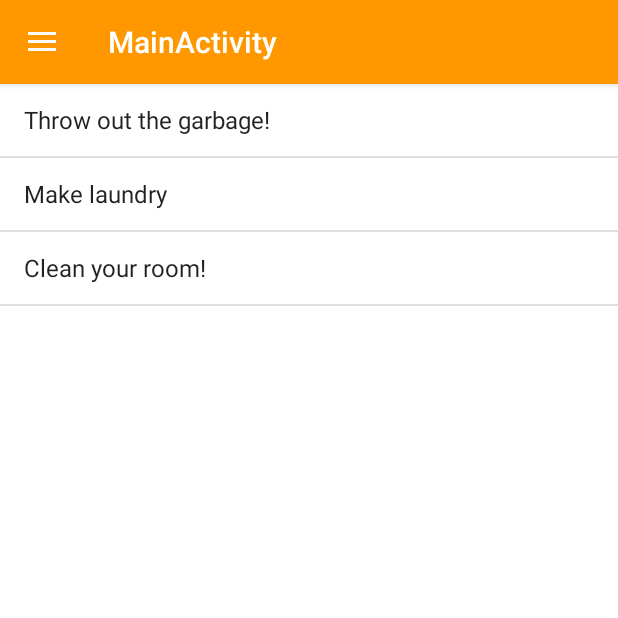
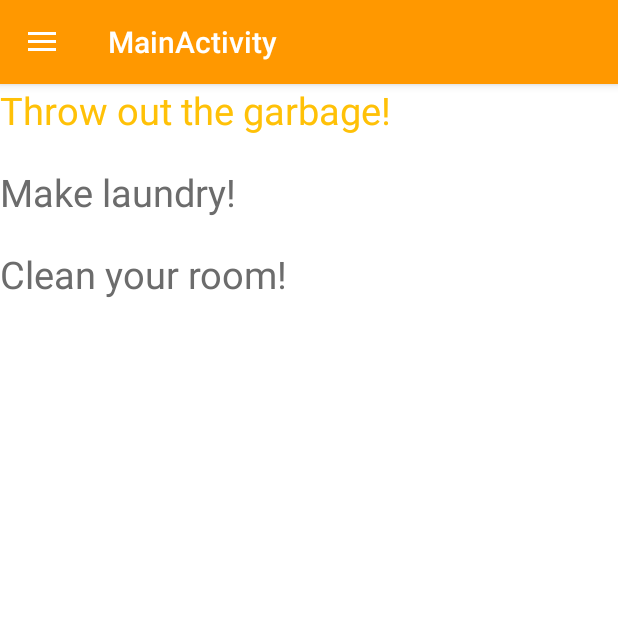
Before and after one commit to GMurtas/HouseCoachApp, an Android app: the screen it shows after launch (MainActivity), in the side drawer, after a tap on "Tasks", on a phone screen of 412 x 824 dp, the top half of it. Run offline under Robolectric (Android 15) with nearby library versions, the phone set to English and light mode, and no system bars; 1 statement that could not run was skipped.

Commit message:
Keeping it simple -no listViews

```diff
--- a/app/src/main/AndroidManifest.xml
+++ b/app/src/main/AndroidManifest.xml
@@ -19,7 +19,7 @@
                 <category android:name="android.intent.category.LAUNCHER" />
             </intent-filter>
         </activity>
-        <activity android:name=".LoginActivity"></activity>
+        <activity android:name=".LoginActivity" />
     </application>
 
 </manifest>
--- a/app/src/main/java/com/example/giuliam/housecoach/MainActivity.java
+++ b/app/src/main/java/com/example/giuliam/housecoach/MainActivity.java
@@ -71,7 +71,7 @@ public class MainActivity extends AppCompatActivity
 
 
 
-       if(fragment != null){
+        if(fragment != null){
             cleanL.setVisibility(View.GONE);
             FragmentManager fragmentManager = getSupportFragmentManager();
             FragmentTransaction ft = fragmentManager.beginTransaction();
--- a/app/src/main/java/com/example/giuliam/housecoach/TasksFragment.java
+++ b/app/src/main/java/com/example/giuliam/housecoach/TasksFragment.java
@@ -1,6 +1,7 @@
 package com.example.giuliam.housecoach;
 
 import android.app.Fragment;
+import android.graphics.Color;
 import android.os.Bundle;
 import android.support.annotation.NonNull;
 import android.support.annotation.Nullable;
@@ -9,27 +10,24 @@ import android.view.View;
 import android.view.ViewGroup;
 import android.widget.ArrayAdapter;
 import android.widget.ListView;
+import android.widget.TextView;
+
+
 
 public class TasksFragment extends android.support.v4.app.Fragment {
+
 
     @Nullable
     @Override
     public View onCreateView(@NonNull LayoutInflater inflater, @Nullable ViewGroup container, @Nullable Bundle savedInstanceState) {
         View view = inflater.inflate(R.layout.fragment_tasks, null);
+        TextView task1 = view.findViewById(R.id.task1);
+        TextView task2 = view.findViewById(R.id.task2);
+        TextView task3 = view.findViewById(R.id.task3);
+        int i = 2;
+        if (i == 2)
+            task1.setTextColor(getResources().getColor(R.color.colorAccent));
 
-        String[] taskItems = {"Throw out the garbage!",
-                                "Make laundry",
-                                "Clean your room!" };
-
-        ListView list = view.findViewById(R.id.TaskList);
-
-        ArrayAdapter<String> listViewAdapter = new ArrayAdapter<String>(
-                getActivity(),
-                android.R.layout.simple_list_item_1,
-                taskItems
-        );
-
-        list.setAdapter(listViewAdapter);
         return view;
 
     }
--- a/app/src/main/res/layout/fragment_tasks.xml
+++ b/app/src/main/res/layout/fragment_tasks.xml
@@ -1,13 +1,40 @@
 <?xml version="1.0" encoding="utf-8"?>
 <RelativeLayout xmlns:android="http://schemas.android.com/apk/res/android"
     android:layout_width="match_parent"
-    android:layout_height="match_parent">
+    android:layout_height="match_parent"
+    android:orientation="vertical">
+
+    <TextView
+        android:id="@+id/task1"
+        android:layout_width="wrap_content"
+        android:layout_height="wrap_content"
+        android:text="Throw out the garbage!"
+        android:textSize="25sp"
+        android:textColor="@color/darkgray"
+        />
+
+    <TextView
+        android:id="@+id/task2"
+        android:layout_width="wrap_content"
+        android:layout_height="wrap_content"
+        android:text="Make laundry!"
+        android:layout_below="@id/task1"
+        android:layout_marginTop="20dp"
+        android:textSize="25sp"
+        android:textColor="@color/darkgray"
+        />
+
+    <TextView
+        android:id="@+id/task3"
+        android:layout_width="wrap_content"
+        android:layout_height="wrap_content"
+        android:text="Clean your room!"
+        android:layout_below="@id/task2"
+        android:layout_marginTop="20dp"
+        android:textSize="25sp"
+        android:textColor="@color/darkgray"
+        />
 
 
-    <ListView
-        android:id="@+id/TaskList"
-        android:layout_width="match_parent"
-        android:layout_height="match_parent"
-        android:layout_alignParentLeft="true"
-        android:layout_alignParentTop="true" />
+
 </RelativeLayout>
--- a/app/src/main/res/values/colors.xml
+++ b/app/src/main/res/values/colors.xml
@@ -5,4 +5,6 @@
     <color name="colorAccent">#FFC107</color>
     <color name="white">#ffffff</color>
     <color name="darkgray">#6c6c6c</color>
+    <color name="red">#FF0000</color>
+    <color name="green">#008000</color>
 </resources>
--- a/app/src/main/res/values/strings.xml
+++ b/app/src/main/res/values/strings.xml
@@ -13,4 +13,10 @@
     <string name="login">Login</string>
     <string name="reg">Register</string>
     <string name="register_here">Register Here</string>
+    <string name="facebook_app_id">221623114699507</string>
+
+    <string name="user_exists">User already logged in</string>
+    <string name="sign_in_facebook">Log in with Facebook</string>
+    <string name="sign_in_google">Log in with Google</string>
+    <string name="logout_text">Log out</string>
 </resources>
```
Also changed, not shown: app/src/main/java/com/example/giuliam/housecoach/ItemGadget.java (deleted, +0 -42 lines), app/src/main/java/com/example/giuliam/housecoach/LoginActivity.java (deleted, +0 -13 lines), app/src/main/java/com/example/giuliam/housecoach/listAdapter.java (deleted, +0 -76 lines), app/src/main/res/layout/activity_login.xml (deleted, +0 -9 lines), app/src/main/res/layout/list_item.xml (deleted, +0 -35 lines), app/src/main/java/com/example/giuliam/housecoach/HomeFragment.java (line endings or trailing spaces), app/src/main/res/layout/activity_main.xml (line endings or trailing spaces).
